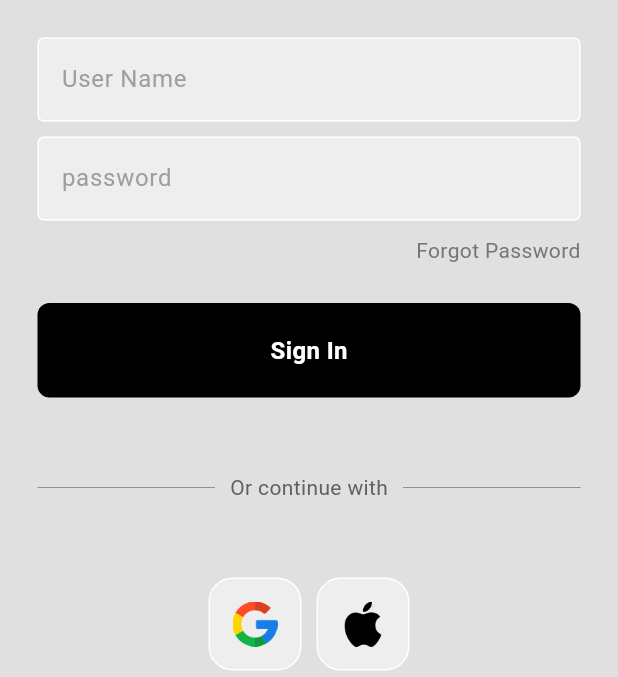
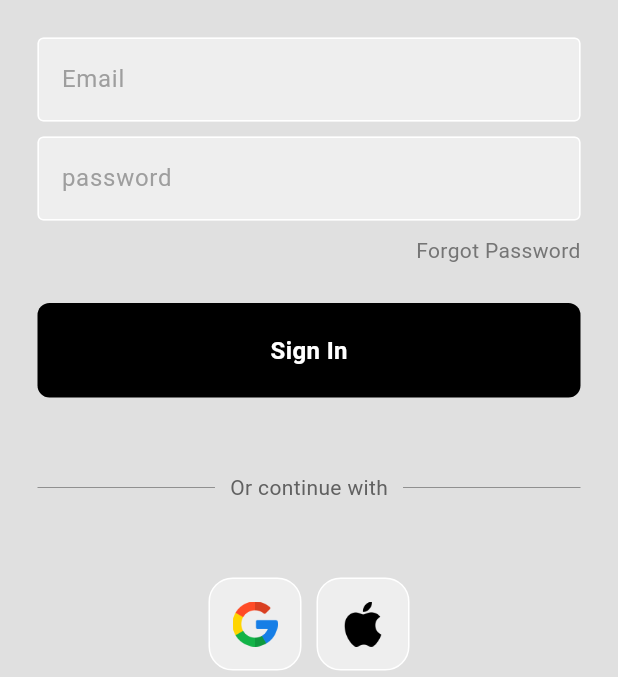
Before and after one commit to Paul-tes/BetLembosa-Room-Sharing-App, a Flutter app: the screen it shows after launch, on a phone screen of 412 x 824 dp, the part 237-914 px from its top. Run offline on Flutter 3.47's test engine with Material 3 defaults, Android fonts, the phone set to English and light mode, and no system bars; our stand-ins replace firebase_auth, firebase_core; accounts and stored records are empty.

Commit message:
User name field changed to email adderes for log in

```diff
--- a/lib/main.dart
+++ b/lib/main.dart
@@ -1,3 +1,4 @@
+import 'package:betlembosa/pages/auth_page.dart';
 import 'package:betlembosa/pages/login_page.dart';
 import 'package:flutter/material.dart';
 import 'package:flutter/services.dart';
@@ -5,7 +6,7 @@ import 'package:firebase_core/firebase_core.dart';
 import 'firebase_options.dart';
 
 
-void main() {
+void main() async {
   WidgetsFlutterBinding.ensureInitialized();
   await Firebase.initializeApp(
     options: DefaultFirebaseOptions.currentPlatform,
@@ -25,7 +26,7 @@ class MyApp extends StatelessWidget {
     );
     return MaterialApp(
       debugShowCheckedModeBanner: false,
-      home: LoginPage(),
+      home: Authpage(),
     );
   }
 }
--- /dev/null
+++ b/lib/pages/auth_page.dart
@@ -0,0 +1,27 @@
+import "package:betlembosa/pages/home_page.dart";
+import "package:betlembosa/pages/login_page.dart";
+import "package:flutter/material.dart";
+import "package:firebase_auth/firebase_auth.dart";
+
+class Authpage extends StatelessWidget {
+  const Authpage({super.key});
+
+  @override
+  Widget build(BuildContext context) {
+    return Scaffold(
+      body: StreamBuilder<User?>(
+        stream: FirebaseAuth.instance.authStateChanges(),
+        builder: (context, snapshot) {
+          // if user is sucessfully logged in
+          if(snapshot.hasData) {
+            return HomePage();
+          }
+          // if user is not logged in
+          else {
+            return LoginPage();
+          }
+        },
+      ),
+    );
+  }
+}
--- a/lib/pages/login_page.dart
+++ b/lib/pages/login_page.dart
@@ -9,7 +9,7 @@ class LoginPage extends StatelessWidget {
   LoginPage({super.key});
 
   // text controllers
-  final userNameController = TextEditingController();
+  final emailController = TextEditingController();
   final passwordController = TextEditingController();
 
   // sign user in method
@@ -47,10 +47,10 @@ class LoginPage extends StatelessWidget {
 
                 SizedBox(height: 25),
 
-                // user name text field
+                // email text field
                 MyTextField(
-                  controller: userNameController,
-                  hintText: "User Name",
+                  controller: emailController,
+                  hintText: "Email",
                   obscureText: false
                 ),
 
--- a/pubspec.yaml
+++ b/pubspec.yaml
@@ -36,6 +36,7 @@ dependencies:
   # Use with the CupertinoIcons class for iOS style icons.
   cupertino_icons: ^1.0.2
   firebase_core: ^2.24.2
+  firebase_auth: ^4.15.3
 
 dev_dependencies:
   flutter_test:
```
Also changed, not shown: lib/pages/home_page.dart (added, +16 -0 lines), pubspec.lock, 3 other files.
